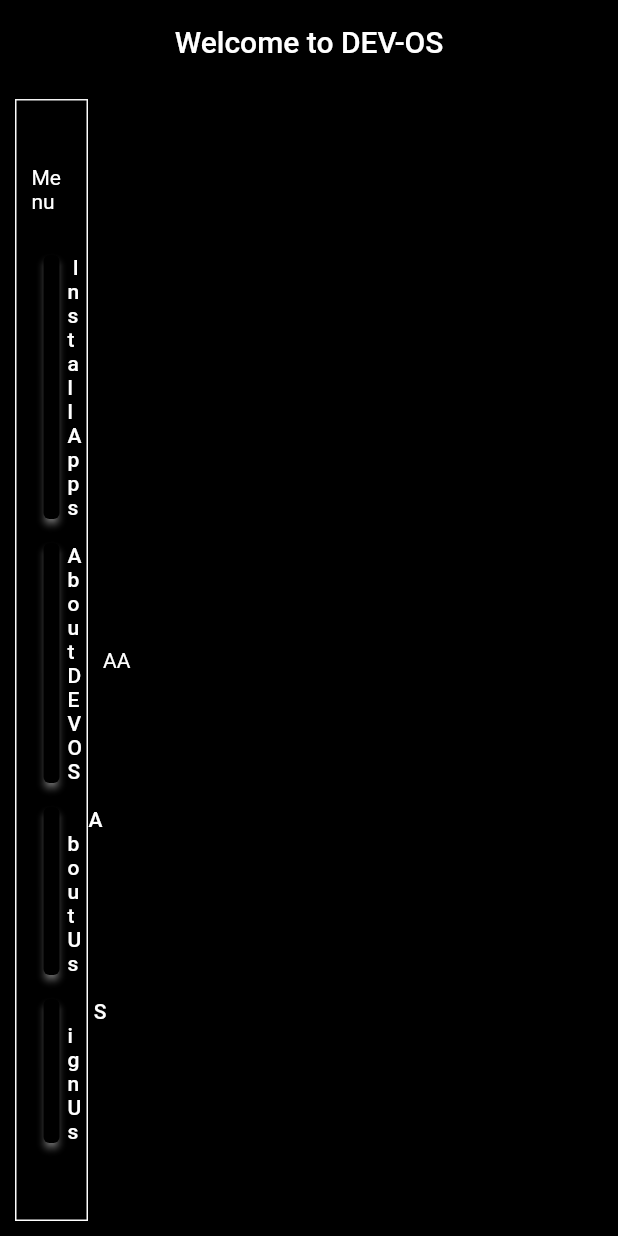
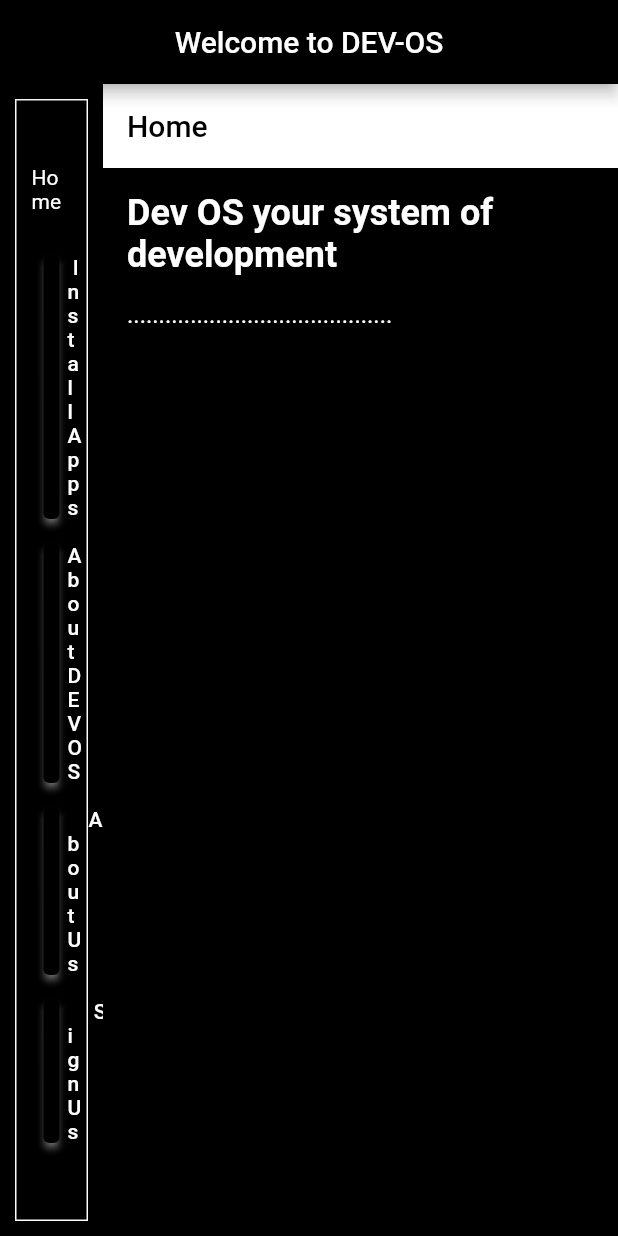
Before and after one commit to SamuelScavassa/app_dev_os, a Flutter app: the screen it shows after launch, on a phone screen of 412 x 824 dp. Run offline on Flutter 3.47's test engine with Material 2 defaults, Android fonts, the light colour scheme and no system bars.

Commit message:
created home content

```diff
--- /dev/null
+++ b/lib/Widgets/home_content.dart
@@ -0,0 +1,44 @@
+import 'package:flutter/material.dart';
+
+class HomeContent extends StatefulWidget {
+  const HomeContent({super.key});
+
+  @override
+  State<HomeContent> createState() => _HomeContentState();
+}
+
+class _HomeContentState extends State<HomeContent> {
+  @override
+  Widget build(BuildContext context) {
+    return Scaffold(
+      appBar: AppBar(
+        backgroundColor: Colors.white,
+        title: const Text(
+          "Home",
+          style: TextStyle(color: Colors.black),
+        ),
+      ),
+      body: const Padding(
+        padding: const EdgeInsets.all(16.0),
+        child: Column(
+          crossAxisAlignment: CrossAxisAlignment.start,
+          children: [
+            Text(
+              "Dev OS your system of development",
+              style: TextStyle(
+                fontSize: 24,
+                fontWeight: FontWeight.bold,
+              ),
+            ),
+            SizedBox(height: 16),
+            Text(
+              "..........................................",
+              style: TextStyle(fontSize: 16),
+            ),
+            SizedBox(height: 16),
+          ],
+        ),
+      ),
+    );
+  }
+}
--- a/lib/Widgets/menu.dart
+++ b/lib/Widgets/menu.dart
@@ -3,6 +3,8 @@ import 'package:app_init/Widgets/about_us_content.dart';
 import 'package:app_init/Widgets/install_apps_content.dart';
 import 'package:app_init/Widgets/sign_us_content.dart';
 import 'package:flutter/material.dart';
+
+import 'home_content.dart';
 
 class menuLateral extends StatefulWidget {
   const menuLateral({super.key});
@@ -12,7 +14,7 @@ class menuLateral extends StatefulWidget {
 }
 
 class _menuLateralState extends State<menuLateral> {
-  Widget conteudo = Text('AA');
+  Widget conteudo = HomeContent();
   void install() {
     setState(() {
       conteudo = InstallAppsContent();
@@ -54,7 +56,14 @@ class _menuLateralState extends State<menuLateral> {
                   mainAxisAlignment: MainAxisAlignment.center,
                   crossAxisAlignment: CrossAxisAlignment.center,
                   children: [
-                    Text("Menu"),
+                    GestureDetector(
+                      onTap: () => {
+                        setState(() {
+                          conteudo = HomeContent();
+                        }),
+                      },
+                      child: Text("Home"),
+                    ),
                     SizedBox(
                       height: 20,
                     ),
```
